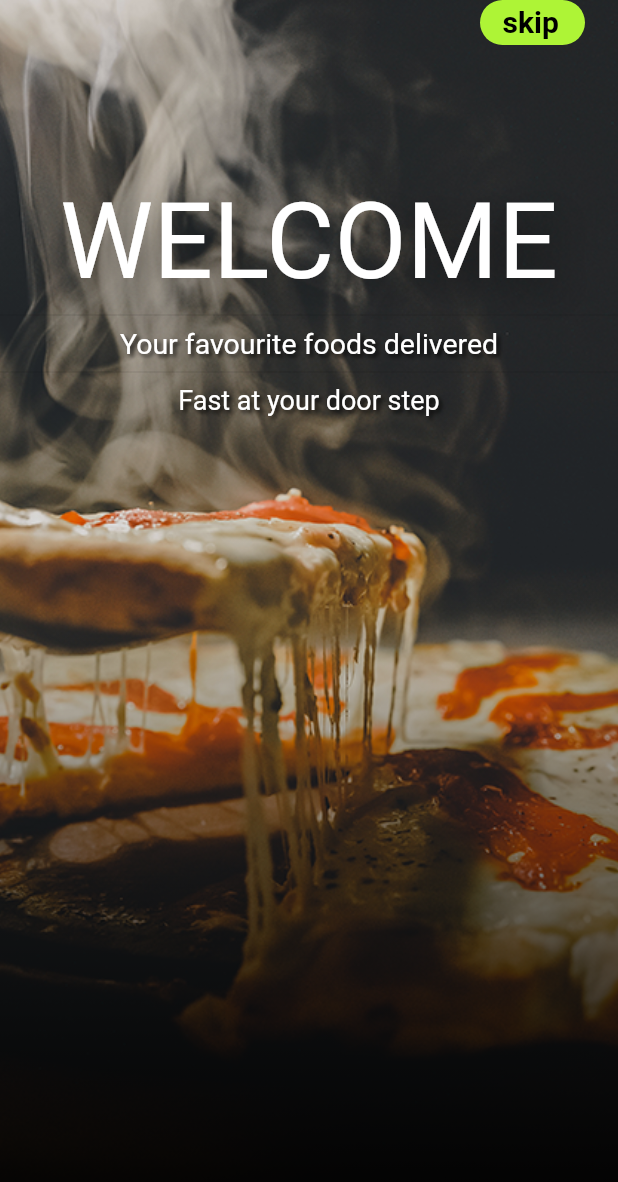
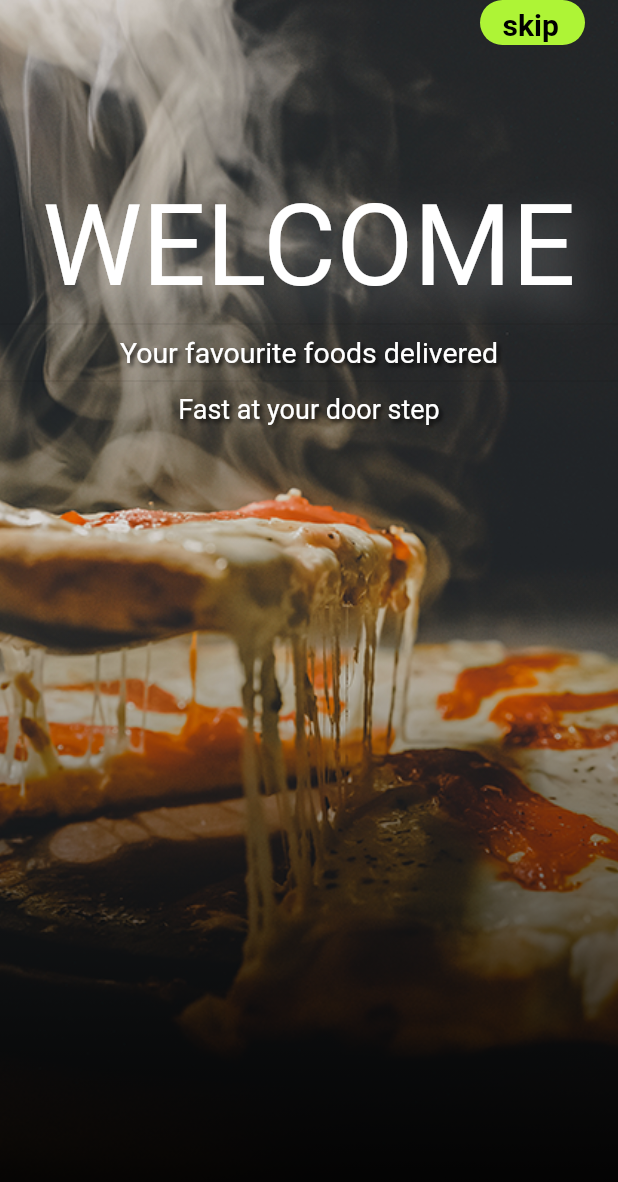
Before and after one commit to OscarNii/flutter_food_delivery, a Flutter app: the screen it shows after launch, on a phone screen of 412 x 824 dp. Shown: the top 1182 px of the screen. Run offline on Flutter 3.47's test engine with Material 2 defaults, Android fonts, the light colour scheme and no system bars; our stand-ins replace google_fonts; Roboto replaces fonts that are missing (Acme).

```diff
--- a/lib/main.dart
+++ b/lib/main.dart
@@ -1,6 +1,5 @@
 import 'package:flutter/material.dart';
 import 'package:flutter_food_delivery/signup.dart';
-import 'package:flutter_signin_button/flutter_signin_button.dart';
 
 void main() {
   runApp(const MyApp());
--- a/lib/pages/page1.dart
+++ b/lib/pages/page1.dart
@@ -1,7 +1,6 @@
 // ignore_for_file: prefer_const_constructors, sized_box_for_whitespace
 
 import 'package:flutter/material.dart';
-import 'package:google_fonts/google_fonts.dart';
 
 // ignore_for_file: prefer_const_construc
 
--- a/lib/signup.dart
+++ b/lib/signup.dart
@@ -1,6 +1,7 @@
-// ignore_for_file: prefer_const_literals_to_create_immutables, prefer_const_constructors
+// ignore_for_file: prefer_const_literals_to_create_immutables, prefer_const_constructors, avoid_unnecessary_containers
 
 import 'package:flutter/material.dart';
+import 'package:flutter_food_delivery/pages/homepage.dart';
 import 'package:flutter_food_delivery/pages/page1.dart';
 import 'package:google_fonts/google_fonts.dart';
 
@@ -11,7 +12,8 @@ class Signup extends StatelessWidget {
   Widget build(BuildContext context) {
     return Scaffold(
       backgroundColor: Colors.transparent,
-      body: Stack(
+      body: Container(
+        child: Stack(
           children: [
             Page1(),
             SafeArea(
@@ -26,12 +28,16 @@ class Signup extends StatelessWidget {
                   ),
                   child: Padding(
                     padding: const EdgeInsets.only(left: 15, top: 3),
-                  child: Text(
+                    child: Row(
+                      children: [
+                        Text(
                           'skip',
                           style: TextStyle(
                               fontWeight: FontWeight.bold,
                               fontSize: 20,
                               color: Colors.black),
+                        ),
+                      ],
                     ),
                   ),
                 ),
@@ -51,12 +57,12 @@ class Signup extends StatelessWidget {
                             style: GoogleFonts.acme(
                               textStyle: TextStyle(
                                 color: Colors.white,
-                              fontSize: 70,
+                                fontSize: 75,
                                 shadows: <Shadow>[
                                   Shadow(
                                       offset: Offset(10.0, 10.0),
                                       blurRadius: 30.0,
-                                    color: Colors.black38),
+                                      color: Colors.white30),
                                 ],
                               ),
                             ),
@@ -100,6 +106,7 @@ class Signup extends StatelessWidget {
             )
           ],
         ),
+      ),
     );
   }
 }
```
Also changed, not shown: lib/pages/homepage.dart (added, +21 -0 lines). Lines whose indentation alone changed are shown as unchanged.
